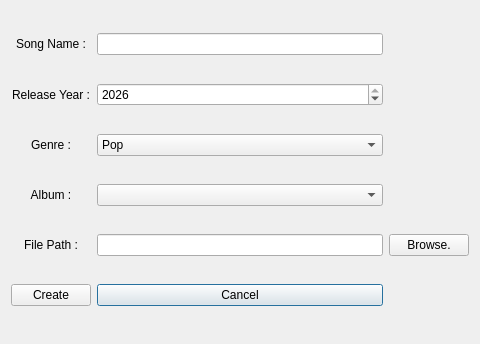
Before: the Qt Designer form createsongwindow.ui in ghazaleh-nahayatf/Spotify-Project, drawn with Qt 5.
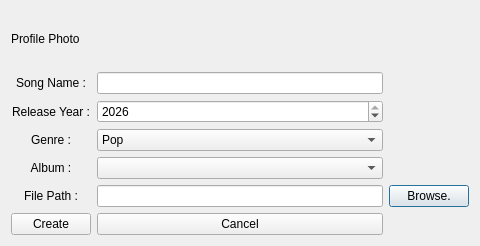
After: the same form once the commit is applied.

Commit message: Complete Edit Profile , log out button

Patch:
```diff
--- a/createsongwindow.ui
+++ b/createsongwindow.ui
@@ -7,7 +7,7 @@
     <x>0</x>
     <y>0</y>
     <width>480</width>
-    <height>344</height>
+    <height>246</height>
    </rect>
   </property>
   <property name="windowTitle">
@@ -18,6 +18,26 @@
   </property>
   <layout class="QGridLayout" name="gridLayout">
    <item row="1" column="2">
+    <widget class="QLineEdit" name="songNameLineEdit"/>
+   </item>
+   <item row="9" column="3">
+    <widget class="QPushButton" name="browsPhotoButton">
+     <property name="text">
+      <string>Browse.</string>
+     </property>
+    </widget>
+   </item>
+   <item row="9" column="0">
+    <widget class="QLabel" name="label_5">
+     <property name="text">
+      <string>File Path :</string>
+     </property>
+     <property name="alignment">
+      <set>Qt::AlignmentFlag::AlignCenter</set>
+     </property>
+    </widget>
+   </item>
+   <item row="2" column="2">
     <widget class="QSpinBox" name="releaseYearSpinBox">
      <property name="minimum">
       <number>1900</number>
@@ -30,17 +50,24 @@
      </property>
     </widget>
    </item>
-   <item row="1" column="0">
-    <widget class="QLabel" name="label_2">
+   <item row="9" column="2">
+    <widget class="QLineEdit" name="filePathLineEdit">
+     <property name="readOnly">
+      <bool>true</bool>
+     </property>
+    </widget>
+   </item>
+   <item row="16" column="0">
+    <widget class="QPushButton" name="createButton">
      <property name="text">
-      <string>Release Year :</string>
-     </property>
-     <property name="alignment">
-      <set>Qt::AlignmentFlag::AlignCenter</set>
+      <string>Create</string>
      </property>
     </widget>
    </item>
-   <item row="2" column="0">
+   <item row="5" column="2">
+    <widget class="QComboBox" name="albumComboBox"/>
+   </item>
+   <item row="3" column="0">
     <widget class="QLabel" name="label_3">
      <property name="text">
       <string>Genre :</string>
@@ -50,37 +77,44 @@
      </property>
     </widget>
    </item>
-   <item row="8" column="0">
-    <widget class="QLabel" name="label_5">
-     <property name="text">
-      <string>File Path :</string>
-     </property>
-     <property name="alignment">
-      <set>Qt::AlignmentFlag::AlignCenter</set>
-     </property>
-    </widget>
-   </item>
-   <item row="4" column="2">
-    <widget class="QComboBox" name="albumComboBox"/>
-   </item>
-   <item row="0" column="2">
-    <widget class="QLineEdit" name="songNameLineEdit"/>
-   </item>
-   <item row="15" column="2">
+   <item row="16" column="2">
     <widget class="QPushButton" name="cancelButton">
      <property name="text">
       <string>Cancel</string>
      </property>
     </widget>
    </item>
-   <item row="8" column="2">
-    <widget class="QLineEdit" name="filePathLineEdit">
-     <property name="readOnly">
-      <bool>true</bool>
+   <item row="1" column="0">
+    <widget class="QLabel" name="label">
+     <property name="text">
+      <string>Song Name :</string>
      </property>
+     <property name="alignment">
+      <set>Qt::AlignmentFlag::AlignCenter</set>
+     </property>
     </widget>
    </item>
-   <item row="2" column="2">
+   <item row="5" column="0">
+    <widget class="QLabel" name="label_4">
+     <property name="text">
+      <string>Album :</string>
+     </property>
+     <property name="alignment">
+      <set>Qt::AlignmentFlag::AlignCenter</set>
+     </property>
+    </widget>
+   </item>
+   <item row="2" column="0">
+    <widget class="QLabel" name="label_2">
+     <property name="text">
+      <string>Release Year :</string>
+     </property>
+     <property name="alignment">
+      <set>Qt::AlignmentFlag::AlignCenter</set>
+     </property>
+    </widget>
+   </item>
+   <item row="3" column="2">
     <widget class="QComboBox" name="genreComboBox">
      <item>
       <property name="text">
@@ -120,36 +154,9 @@
     </widget>
    </item>
    <item row="0" column="0">
-    <widget class="QLabel" name="label">
+    <widget class="QLabel" name="photoLabel">
      <property name="text">
-      <string>Song Name :</string>
-     </property>
-     <property name="alignment">
-      <set>Qt::AlignmentFlag::AlignCenter</set>
-     </property>
-    </widget>
-   </item>
-   <item row="15" column="0">
-    <widget class="QPushButton" name="createButton">
-     <property name="text">
-      <string>Create</string>
-     </property>
-    </widget>
-   </item>
-   <item row="4" column="0">
-    <widget class="QLabel" name="label_4">
-     <property name="text">
-      <string>Album :</string>
-     </property>
-     <property name="alignment">
-      <set>Qt::AlignmentFlag::AlignCenter</set>
-     </property>
-    </widget>
-   </item>
-   <item row="8" column="3">
-    <widget class="QPushButton" name="browseButton">
-     <property name="text">
-      <string>Browse.</string>
+      <string>Profile Photo</string>
      </property>
     </widget>
    </item>
```
The commit also changes 16 other files.
